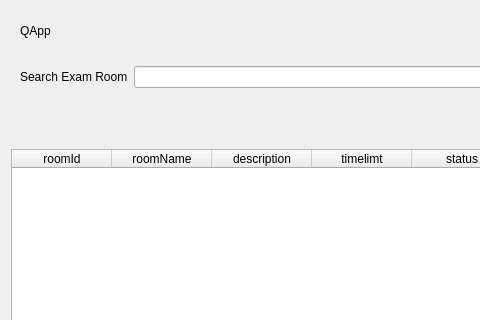
Before: the Qt Designer form frontend/examroommanagement.ui in luandv03/Quizz-app, drawn with Qt 5; both pictures show x 0 to 480 and y 0 to 320 of the 800 by 800 pixel window.
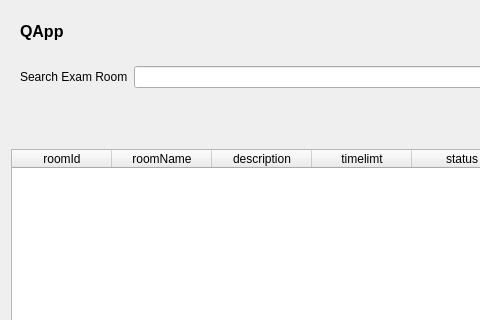
After: the same form once the commit is applied.

The edit to the form file:
```diff
--- a/frontend/examroommanagement.ui
+++ b/frontend/examroommanagement.ui
@@ -19,6 +19,15 @@
      <layout class="QHBoxLayout" name="horizontalLayout">
       <item>
        <widget class="QLabel" name="logoLabel">
+        <property name="font">
+         <font>
+          <pointsize>12</pointsize>
+          <bold>true</bold>
+         </font>
+        </property>
+        <property name="cursor">
+         <cursorShape>PointingHandCursor</cursorShape>
+        </property>
         <property name="text">
          <string>QApp</string>
         </property>
```
